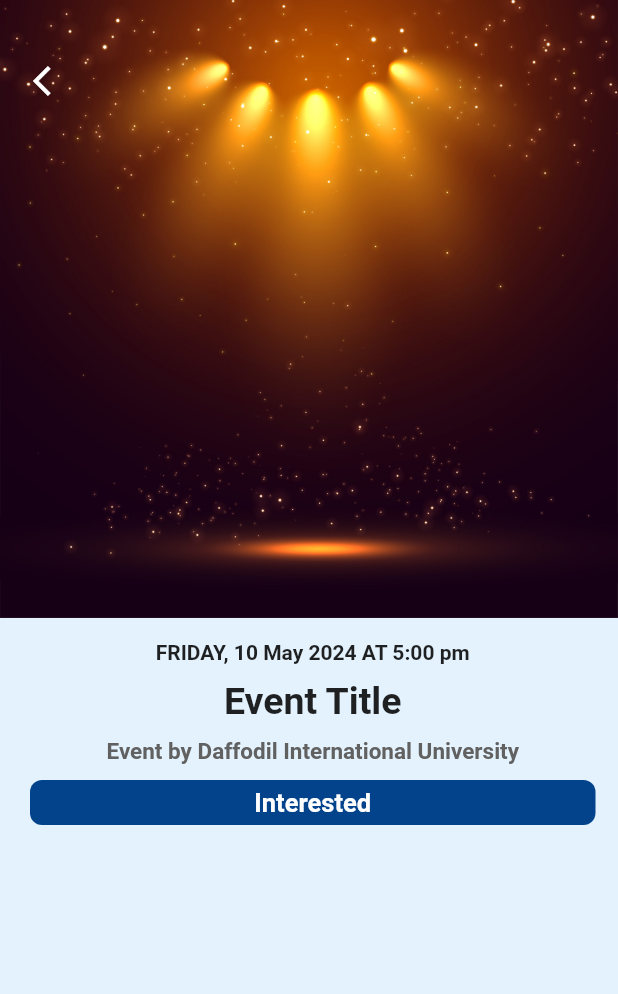
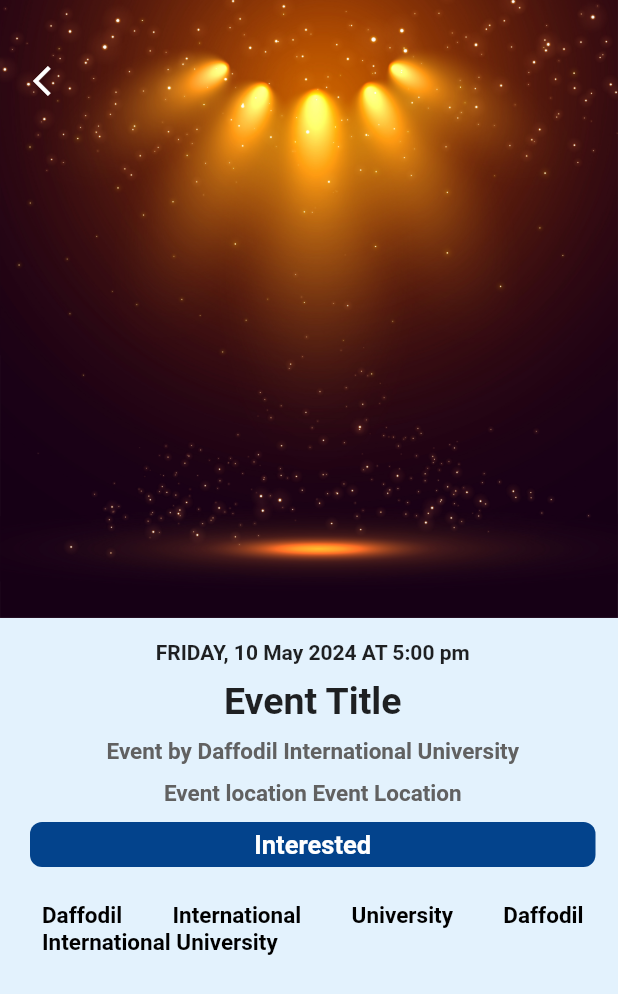
Before and after one commit to Mosaidur/Job-Skeers, a Flutter app: the AboutEventPage screen opened directly with empty values, on a phone screen of 412 x 824 dp. Shown: the top 994 px of the screen. Run offline on Flutter 3.47's test engine with Material 3 defaults, Android fonts, the phone set to English and light mode, and no system bars; our stand-ins replace email_validator, intl_phone_field, shared_preferences; missing offline and left inert: multiselect_dropdown_flutter; accounts and stored records are empty.

Commit message:
23th commite

```diff
--- a/jobskeers/lib/Job_Seeker/Pages/Event/AboutEventPage.dart
+++ b/jobskeers/lib/Job_Seeker/Pages/Event/AboutEventPage.dart
@@ -20,7 +20,7 @@ class _AboutEventPageState extends State<AboutEventPage> {
   String EventTitle ="Event Title";
   String EventLocation = "Event Location";
   String EventFaceBookLink = "https://www.facebook.com/share/qumFHw8a7qtYXcmj/?mibextid=9VsGKo";
-  String EventDescription = "";
+  String EventDescription = "Daffodil International University Daffodil International University";
   String EventOrganizer = "Daffodil International University" ;
 
   @override
@@ -97,9 +97,23 @@ class _AboutEventPageState extends State<AboutEventPage> {
 
                   SizedBox(height: 10),
 
-                  //Event Location
+                  //Event organizer
                   Text(
                     "Event by $EventOrganizer",
+                    softWrap: true,
+                    overflow: TextOverflow.ellipsis,
+                    maxLines: 1,
+                    style: TextStyle(
+                      fontWeight: FontWeight.bold,
+                      fontSize: 15,
+                      color: Colors.grey.shade700,
+                    ),
+                  ),
+
+                  SizedBox(height: 10,),
+                  // Event Location
+                  Text(
+                    "Event location $EventLocation",
                     softWrap: true,
                     overflow: TextOverflow.ellipsis,
                     maxLines: 1,
@@ -141,10 +155,23 @@ class _AboutEventPageState extends State<AboutEventPage> {
                         ),
                       ),
                     ),
-                  )
+                  ),
 
+                  SizedBox(height: 15,),
 
                   // EventDescription
+                  Padding(
+                    padding: const EdgeInsets.all(8.0),
+                    child: Text(
+                      EventDescription,
+                      textAlign: TextAlign.justify,
+                      style: TextStyle(
+                        fontWeight: FontWeight.bold,
+                        fontSize: 15,
+                        color: Colors.black,
+                      ),
+                    ),
+                  ),
 
                 ],
               ),
```
